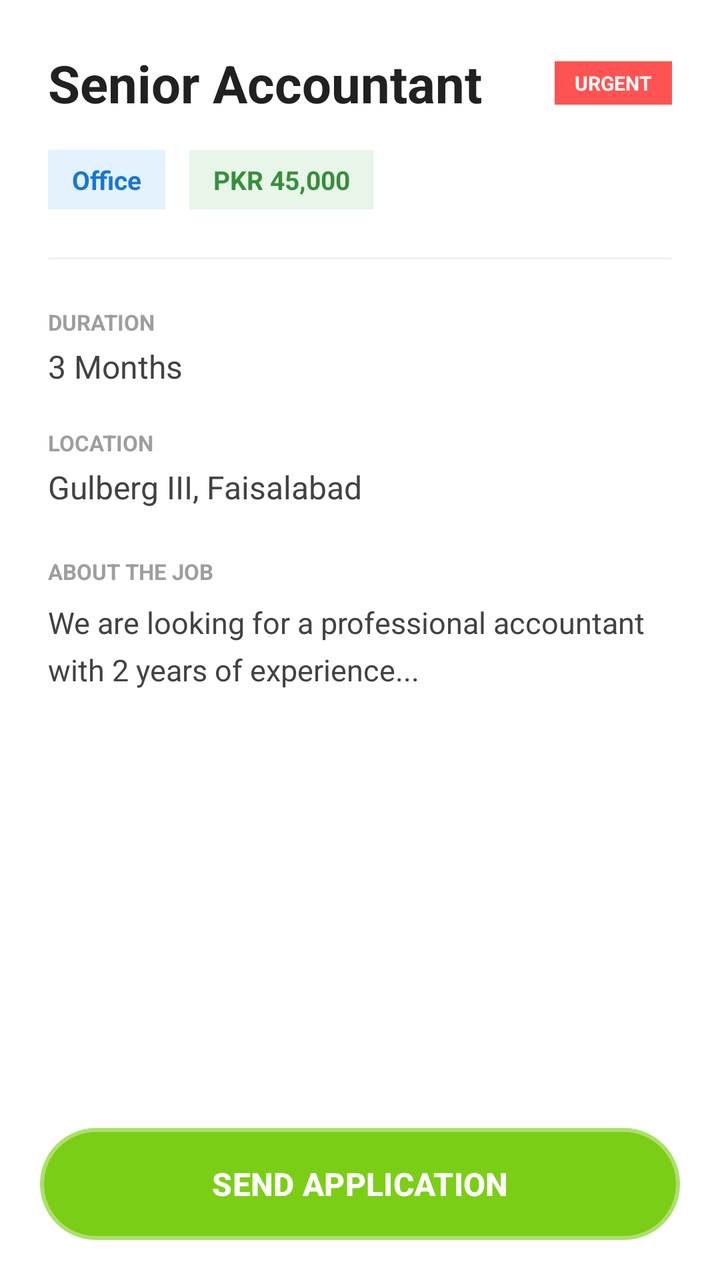
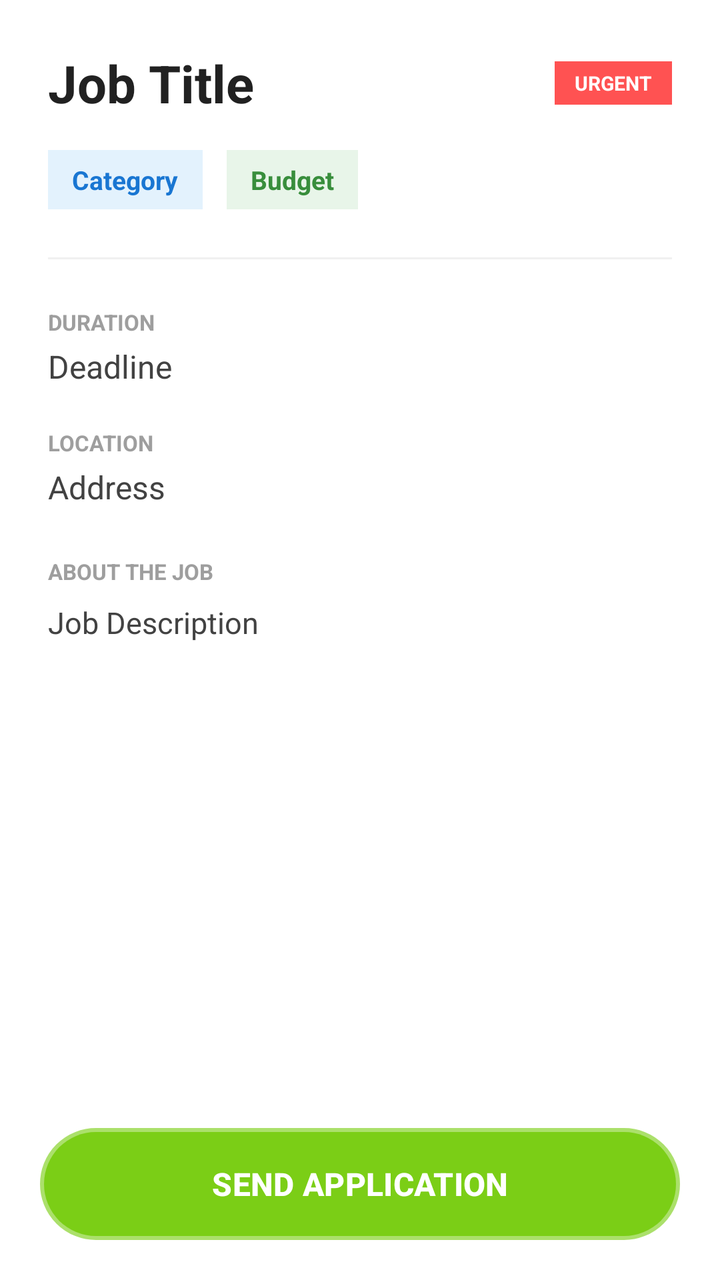

An Android layout rendered at two revisions. The XML below is the earlier revision; the diff shows what the commit changed to produce the second picture.
<!-- AndroidManifest.xml: application theme Theme.RozgarConnector -->
<!-- res/layout/activity_job_detail.xml -->
<?xml version="1.0" encoding="utf-8"?>
<RelativeLayout xmlns:android="http://schemas.android.com/apk/res/android"
    xmlns:app="http://schemas.android.com/apk/res-auto"
    android:layout_width="match_parent"
    android:layout_height="match_parent"
    android:background="#FFFFFF">

    <ScrollView
        android:layout_width="match_parent"
        android:layout_height="match_parent"
        android:layout_above="@id/btnConfirmApply"
        android:scrollbars="none">

        <LinearLayout
            android:layout_width="match_parent"
            android:layout_height="wrap_content"
            android:orientation="vertical"
            android:padding="24dp">

            <LinearLayout
                android:layout_width="match_parent"
                android:layout_height="wrap_content"
                android:orientation="horizontal"
                android:gravity="center_vertical">

                <TextView
                    android:id="@+id/tvDetailTitle"
                    android:layout_width="0dp"
                    android:layout_height="wrap_content"
                    android:layout_weight="1"
                    android:text="Senior Accountant"
                    android:textSize="26sp"
                    android:textStyle="bold"
                    android:textColor="#212121"/>

                <TextView
                    android:id="@+id/tvUrgentBadge"
                    android:layout_width="wrap_content"
                    android:layout_height="wrap_content"
                    android:text="URGENT"
                    android:textColor="#FFFFFF"
                    android:background="#FF5252"
                    android:paddingHorizontal="10dp"
                    android:paddingVertical="4dp"
                    android:textSize="10sp"
                    android:textStyle="bold"
                    android:layout_marginStart="8dp"/>
            </LinearLayout>

            <LinearLayout
                android:layout_width="match_parent"
                android:layout_height="wrap_content"
                android:orientation="horizontal"
                android:layout_marginTop="16dp"
                android:gravity="center_vertical">

                <TextView
                    android:id="@+id/tvDetailCategory"
                    android:layout_width="wrap_content"
                    android:layout_height="wrap_content"
                    android:text="Office"
                    android:textColor="#1976D2"
                    android:background="#E3F2FD"
                    android:paddingHorizontal="12dp"
                    android:paddingVertical="6dp"
                    android:textSize="13sp"
                    android:textStyle="bold"/>

                <View android:layout_width="12dp" android:layout_height="0dp"/>

                <TextView
                    android:id="@+id/tvDetailBudget"
                    android:layout_width="wrap_content"
                    android:layout_height="wrap_content"
                    android:text="PKR 45,000"
                    android:textColor="#388E3C"
                    android:background="#E8F5E9"
                    android:paddingHorizontal="12dp"
                    android:paddingVertical="6dp"
                    android:textSize="13sp"
                    android:textStyle="bold"/>
            </LinearLayout>

            <View
                android:layout_width="match_parent"
                android:layout_height="1dp"
                android:background="#F0F0F0"
                android:layout_marginTop="24dp"
                android:layout_marginBottom="24dp"/>

            <TextView
                android:layout_width="wrap_content"
                android:layout_height="wrap_content"
                android:text="Duration"
                android:textColor="#9E9E9E"
                android:textAllCaps="true"
                android:textStyle="bold"
                android:textSize="11sp"/>
            <TextView
                android:id="@+id/tvDetailDeadline"
                android:layout_width="wrap_content"
                android:layout_height="wrap_content"
                android:text="3 Months"
                android:textColor="#424242"
                android:layout_marginTop="4dp"
                android:textSize="16sp"/>

            <TextView
                android:layout_width="wrap_content"
                android:layout_height="wrap_content"
                android:text="Location"
                android:textColor="#9E9E9E"
                android:textAllCaps="true"
                android:textStyle="bold"
                android:textSize="11sp"
                android:layout_marginTop="20dp"/>
            <TextView
                android:id="@+id/tvDetailAddress"
                android:layout_width="wrap_content"
                android:layout_height="wrap_content"
                android:text="Gulberg III, Faisalabad"
                android:textColor="#424242"
                android:layout_marginTop="4dp"
                android:textSize="16sp"
                android:lineSpacingExtra="4dp"/>

            <TextView
                android:layout_width="wrap_content"
                android:layout_height="wrap_content"
                android:text="About the Job"
                android:textColor="#9E9E9E"
                android:textAllCaps="true"
                android:textStyle="bold"
                android:textSize="11sp"
                android:layout_marginTop="24dp"/>
            <TextView
                android:id="@+id/tvDetailDesc"
                android:layout_width="match_parent"
                android:layout_height="wrap_content"
                android:text="We are looking for a professional accountant with 2 years of experience..."
                android:textSize="15sp"
                android:textColor="#424242"
                android:layout_marginTop="8dp"
                android:lineSpacingExtra="6dp"/>

            <View android:layout_width="match_parent" android:layout_height="120dp"/>

        </LinearLayout>
    </ScrollView>

    <com.google.android.material.button.MaterialButton
        android:id="@+id/btnConfirmApply"
        android:layout_width="match_parent"
        android:layout_height="56dp"
        android:layout_alignParentBottom="true"
        android:layout_margin="20dp"
        android:text="SEND APPLICATION"
        android:textSize="16sp"
        android:textStyle="bold"
        android:textColor="#FFFFFF"
        android:background="@drawable/glass_bg"
        app:cornerRadius="16dp"
        app:elevation="6dp"/>

</RelativeLayout>
<!-- resources referenced by this layout -->
<resources>
  <!-- drawable glass_bg (drawable) -->
  <?xml version="1.0" encoding="utf-8"?>
  <shape xmlns:android="http://schemas.android.com/apk/res/android">
  
      <solid android:color="#7BCE16" />
  
      <corners android:radius="30dp" />
  
  
      <stroke
          android:width="4dp"
          android:color="#A22B6D14"/>
  </shape>
  <style name="Theme.RozgarConnector" parent="Base.Theme.RozgarConnector" />
  <style name="Base.Theme.RozgarConnector" parent="Theme.Material3.DayNight.NoActionBar">
          
          <item name="colorPrimary">@color/primary_green</item>
      </style>
  <color name="primary_green">#7BCE16</color>
</resources>

<!-- the commit's change to res/layout/activity_job_detail.xml (unified diff, before → after) -->
@@ -28,7 +28,7 @@
                     android:layout_width="0dp"
                     android:layout_height="wrap_content"
                     android:layout_weight="1"
-                    android:text="Senior Accountant"
+                    android:text="Job Title"
                     android:textSize="26sp"
                     android:textStyle="bold"
                     android:textColor="#212121"/>
@@ -37,7 +37,7 @@
                     android:id="@+id/tvUrgentBadge"
                     android:layout_width="wrap_content"
                     android:layout_height="wrap_content"
-                    android:text="URGENT"
+                    android:text="@string/urgent"
                     android:textColor="#FFFFFF"
                     android:background="#FF5252"
                     android:paddingHorizontal="10dp"
@@ -58,7 +58,7 @@
                     android:id="@+id/tvDetailCategory"
                     android:layout_width="wrap_content"
                     android:layout_height="wrap_content"
-                    android:text="Office"
+                    android:text="Category"
                     android:textColor="#1976D2"
                     android:background="#E3F2FD"
                     android:paddingHorizontal="12dp"
@@ -72,7 +72,7 @@
                     android:id="@+id/tvDetailBudget"
                     android:layout_width="wrap_content"
                     android:layout_height="wrap_content"
-                    android:text="PKR 45,000"
+                    android:text="Budget"
                     android:textColor="#388E3C"
                     android:background="#E8F5E9"
                     android:paddingHorizontal="12dp"
@@ -91,7 +91,7 @@
             <TextView
                 android:layout_width="wrap_content"
                 android:layout_height="wrap_content"
-                android:text="Duration"
+                android:text="@string/duration"
                 android:textColor="#9E9E9E"
                 android:textAllCaps="true"
                 android:textStyle="bold"
@@ -100,7 +100,7 @@
                 android:id="@+id/tvDetailDeadline"
                 android:layout_width="wrap_content"
                 android:layout_height="wrap_content"
-                android:text="3 Months"
+                android:text="Deadline"
                 android:textColor="#424242"
                 android:layout_marginTop="4dp"
                 android:textSize="16sp"/>
@@ -108,7 +108,7 @@
             <TextView
                 android:layout_width="wrap_content"
                 android:layout_height="wrap_content"
-                android:text="Location"
+                android:text="@string/job_location"
                 android:textColor="#9E9E9E"
                 android:textAllCaps="true"
                 android:textStyle="bold"
@@ -118,7 +118,7 @@
                 android:id="@+id/tvDetailAddress"
                 android:layout_width="wrap_content"
                 android:layout_height="wrap_content"
-                android:text="Gulberg III, Faisalabad"
+                android:text="Address"
                 android:textColor="#424242"
                 android:layout_marginTop="4dp"
                 android:textSize="16sp"
@@ -127,7 +127,7 @@
             <TextView
                 android:layout_width="wrap_content"
                 android:layout_height="wrap_content"
-                android:text="About the Job"
+                android:text="@string/about_job"
                 android:textColor="#9E9E9E"
                 android:textAllCaps="true"
                 android:textStyle="bold"
@@ -137,7 +137,7 @@
                 android:id="@+id/tvDetailDesc"
                 android:layout_width="match_parent"
                 android:layout_height="wrap_content"
-                android:text="We are looking for a professional accountant with 2 years of experience..."
+                android:text="Job Description"
                 android:textSize="15sp"
                 android:textColor="#424242"
                 android:layout_marginTop="8dp"
@@ -154,7 +154,7 @@
         android:layout_height="56dp"
         android:layout_alignParentBottom="true"
         android:layout_margin="20dp"
-        android:text="SEND APPLICATION"
+        android:text="@string/send_application"
         android:textSize="16sp"
         android:textStyle="bold"
         android:textColor="#FFFFFF"
<!-- resource entries referenced after the edit -->
@@ -13,6 +13,11 @@
           android:width="4dp"
           android:color="#A22B6D14"/>
   </shape>
+  <string name="about_job">About the Job</string>
+  <string name="duration">Duration</string>
+  <string name="job_location">Location</string>
+  <string name="send_application">SEND APPLICATION</string>
+  <string name="urgent">URGENT</string>
   <style name="Theme.RozgarConnector" parent="Base.Theme.RozgarConnector" />
   <style name="Base.Theme.RozgarConnector" parent="Theme.Material3.DayNight.NoActionBar">
           
